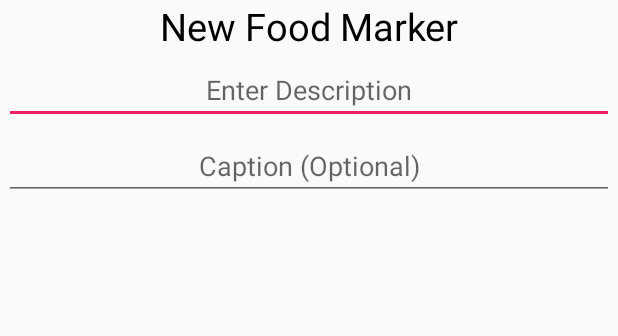
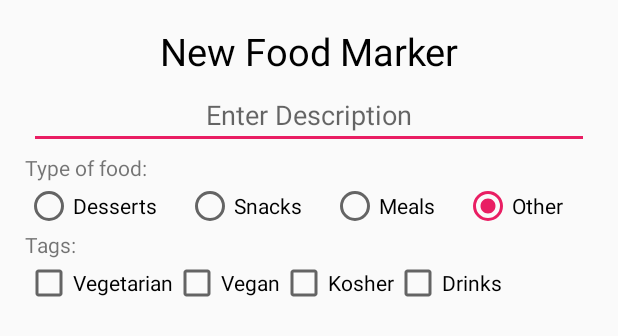
Before and after one commit to Skouriskaze/FindFood, an Android app: the layout dialog_marker.xml on its own in the app's theme, with its tools: preview values and no code run, on a phone screen of 412 x 824 dp. Shown: the top 336 px of the screen. Run offline under Robolectric (Android 15) with nearby library versions, the phone set to English and light mode, and no system bars.

Commit message:
Added png and some changes

```diff
--- a/FoodApp/app/src/main/java/caden/foodapp/Map.java
+++ b/FoodApp/app/src/main/java/caden/foodapp/Map.java
@@ -23,7 +23,9 @@ import android.support.v7.app.AppCompatActivity;
 import android.util.Log;
 import android.view.LayoutInflater;
 import android.view.View;
+import android.widget.CheckBox;
 import android.widget.EditText;
+import android.widget.LinearLayout;
 import android.widget.RadioButton;
 import android.widget.TimePicker;
 import android.widget.Toast;
@@ -305,7 +307,15 @@ public class Map extends AppCompatActivity
                         @Override
                         public void onClick(DialogInterface dialog, int which) {
                             String desc = ((EditText) dialogView.findViewById(R.id.desc)).getText().toString();
-                            String snip = ((EditText) dialogView.findViewById(R.id.snippet)).getText().toString();
+                            LinearLayout llTags = (LinearLayout) dialogView.findViewById(R.id.llTags);
+                            String snip = "";
+                            for (int i = 0; i < llTags.getChildCount(); i++) {
+                                View cb = llTags.getChildAt(i);
+                                if (cb instanceof CheckBox && ((CheckBox) cb).isChecked()) {
+                                    snip += (snip.equals("") ? "" : ", ") + ((CheckBox) cb).getText();
+                                }
+                            }
+                            //String snip = ((EditText) dialogView.findViewById(R.id.snippet)).getText().toString();
                             if (desc.trim().equals("")) {
                                 desc = "Food";
                             }
--- a/FoodApp/app/src/main/res/layout/activity_map.xml
+++ b/FoodApp/app/src/main/res/layout/activity_map.xml
@@ -46,28 +46,28 @@
                     <CheckBox
                         android:id="@+id/cbFirst"
                         android:layout_weight="1"
-                        android:text="Drinks"
+                        android:button="@drawable/cake"
                         android:checked="true"
                         android:layout_width="wrap_content"
                         android:layout_height="wrap_content" />
                     <CheckBox
                         android:id="@+id/cbSecond"
                         android:layout_weight="1"
-                        android:text="Snacks"
+                        android:button="@drawable/chips"
                         android:checked="true"
                         android:layout_width="wrap_content"
                         android:layout_height="wrap_content" />
                     <CheckBox
                         android:id="@+id/cbThird"
                         android:layout_weight="1"
-                        android:text="Meals"
+                        android:button="@drawable/pizza"
                         android:checked="true"
                         android:layout_width="wrap_content"
                         android:layout_height="wrap_content" />
                     <CheckBox
                         android:id="@+id/cbFourth"
                         android:layout_weight="1"
-                        android:text="Other"
+                        android:button="@drawable/asterisk"
                         android:checked="true"
                         android:layout_width="wrap_content"
                         android:layout_height="wrap_content" />
--- a/FoodApp/app/src/main/res/layout/dialog_marker.xml
+++ b/FoodApp/app/src/main/res/layout/dialog_marker.xml
@@ -1,6 +1,12 @@
 <?xml version="1.0" encoding="utf-8"?>
-<LinearLayout xmlns:android="http://schemas.android.com/apk/res/android"
+<ScrollView xmlns:android="http://schemas.android.com/apk/res/android"
     android:orientation="vertical" android:layout_width="match_parent"
+    android:padding="25px"
+    android:layout_height="match_parent">
+
+    <LinearLayout
+        android:orientation="vertical"
+        android:layout_width="match_parent"
         android:layout_height="match_parent">
 
         <TextView
@@ -19,12 +25,74 @@
             android:layout_width="match_parent"
             android:layout_height="wrap_content" />
 
-    <EditText
-        android:id="@+id/snippet"
-        android:hint="Caption (Optional)"
-        android:layout_margin="4px"
-        android:textAlignment="center"
+        <TextView
+            android:text="Type of food:"
+            android:layout_width="wrap_content"
+            android:layout_height="wrap_content" />
+        <RadioGroup
+            android:orientation="horizontal"
             android:layout_width="match_parent"
+            android:layout_height="wrap_content">
+            <RadioButton
+                android:id="@+id/cbFirst"
+                android:layout_weight="1"
+                android:text="Desserts"
+                android:checked="true"
+                android:layout_width="wrap_content"
                 android:layout_height="wrap_content" />
+            <RadioButton
+                android:id="@+id/cbSecond"
+                android:layout_weight="1"
+                android:text="Snacks"
+                android:checked="true"
+                android:layout_width="wrap_content"
+                android:layout_height="wrap_content" />
+            <RadioButton
+                android:id="@+id/cbThird"
+                android:layout_weight="1"
+                android:text="Meals"
+                android:checked="true"
+                android:layout_width="wrap_content"
+                android:layout_height="wrap_content" />
+            <RadioButton
+                android:id="@+id/cbFourth"
+                android:layout_weight="1"
+                android:text="Other"
+                android:checked="true"
+                android:layout_width="wrap_content"
+                android:layout_height="wrap_content" />
+        </RadioGroup>
+
+        <!-- Consider tags -->
+        <TextView
+            android:text="Tags: "
+            android:layout_width="wrap_content"
+            android:layout_height="wrap_content" />
+        <LinearLayout
+            android:id="@+id/llTags"
+            android:layout_width="match_parent"
+            android:layout_height="wrap_content">
+            <CheckBox
+                android:id="@+id/cbVegetarian"
+                android:text="Vegetarian"
+                android:layout_width="wrap_content"
+                android:layout_height="wrap_content" />
+            <CheckBox
+                android:id="@+id/cbVegan"
+                android:text="Vegan"
+                android:layout_width="wrap_content"
+                android:layout_height="wrap_content" />
+            <CheckBox
+                android:id="@+id/cbKosher"
+                android:text="Kosher"
+                android:layout_width="wrap_content"
+                android:layout_height="wrap_content" />
+            <CheckBox
+                android:id="@+id/cbDrinks"
+                android:text="Drinks"
+                android:layout_width="wrap_content"
+                android:layout_height="wrap_content" />
+        </LinearLayout>
 
     </LinearLayout>
+</ScrollView>
```
Also changed, not shown: FoodApp/app/src/main/res/drawable/asterisk.png (added), FoodApp/app/src/main/res/drawable/cake.png (added), FoodApp/app/src/main/res/drawable/chips.png (added), FoodApp/app/src/main/res/drawable/pizza.png (added). Lines whose indentation alone changed are shown as unchanged.
